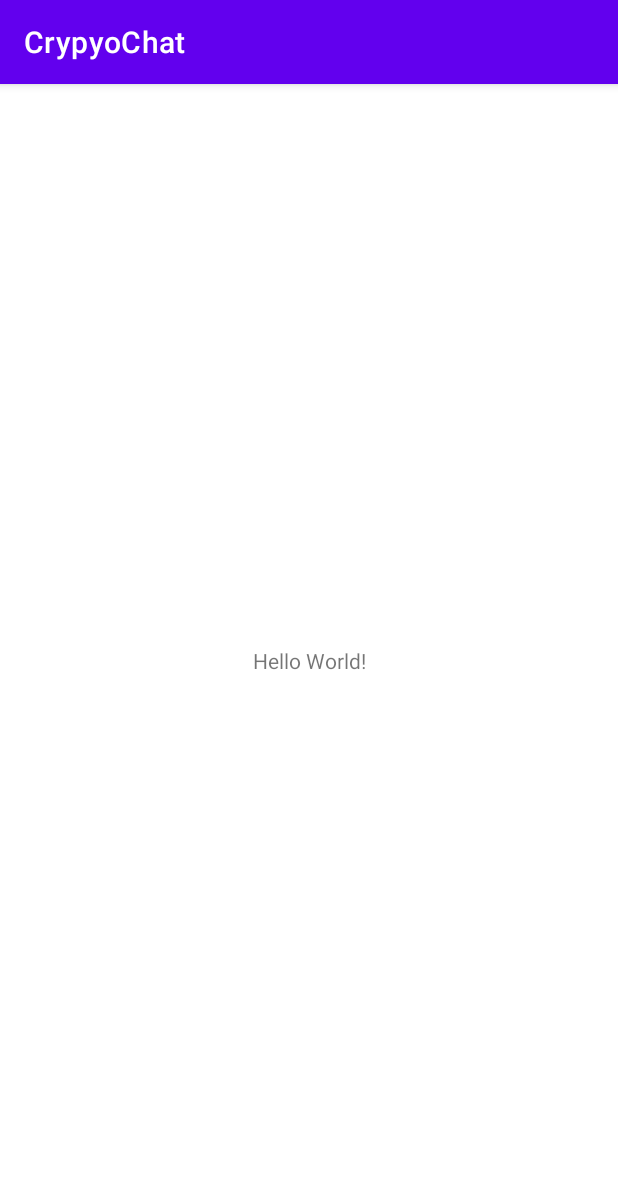
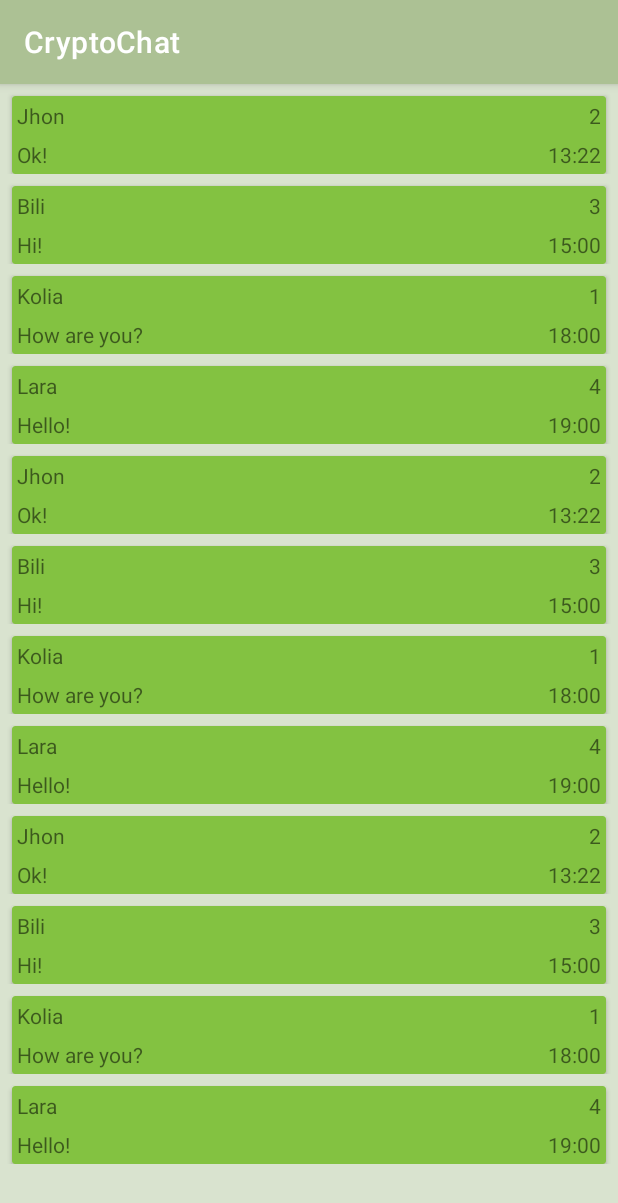
Before and after one commit to YuliaKovall/CryptoChat, an Android app: the screen it shows after launch (MainActivity), on a phone screen of 412 x 824 dp. Shown: the top 1203 px of the screen. Run offline under Robolectric (Android 15) with nearby library versions, the phone set to English and light mode, and no system bars.

Commit message:
IG11-43 v1

```diff
--- a/app/src/main/AndroidManifest.xml
+++ b/app/src/main/AndroidManifest.xml
@@ -10,7 +10,7 @@
         android:label="@string/app_name"
         android:roundIcon="@mipmap/ic_launcher_round"
         android:supportsRtl="true"
-        android:theme="@style/Theme.CrypyoChat"
+        android:theme="@style/Theme.CryptoChat"
         tools:targetApi="31">
         <activity
             android:name=".MainActivity"
--- /dev/null
+++ b/app/src/main/java/com/example/cryptochat/MainActivity.java
@@ -0,0 +1,54 @@
+package com.example.cryptochat;
+
+import androidx.appcompat.app.AppCompatActivity;
+
+import android.os.Bundle;
+import androidx.recyclerview.widget.LinearLayoutManager;
+
+import com.example.cryptochat.databinding.ActivityMainBinding;
+
+import java.util.HashMap;
+import java.util.Map;
+
+public class MainActivity extends AppCompatActivity {
+    private ActivityMainBinding binding;
+    private UserAdapter adapter = new UserAdapter();
+
+    private Map<Integer, User> userMap = new HashMap<>();
+
+    @Override
+    protected void onCreate(Bundle savedInstanceState) {
+        super.onCreate(savedInstanceState);
+        binding = ActivityMainBinding.inflate(getLayoutInflater());
+        setContentView(binding.getRoot());
+        init();
+        printUsers();
+    }
+
+    private void printUsers() {
+        for (Map.Entry<Integer, User> entry : userMap.entrySet()) {
+            adapter.addUser(entry.getValue());
+        }
+    }
+
+    private void init() {
+        binding.recyclerView.setLayoutManager(new LinearLayoutManager(getApplicationContext()));
+        binding.recyclerView.setAdapter(adapter);
+        setUserInfo();
+    }
+
+    private void setUserInfo() {
+        userMap.put(1, new User("Jhon", "Ok!", "13:22", 2));
+        userMap.put(2, new User("Bili", "Hi!", "15:00", 3));
+        userMap.put(3, new User("Kolia", "How are you?", "18:00", 1));
+        userMap.put(4, new User("Lara", "Hello!", "19:00", 4));
+        userMap.put(5, new User("Jhon", "Ok!", "13:22", 2));
+        userMap.put(6, new User("Bili", "Hi!", "15:00", 3));
+        userMap.put(7, new User("Kolia", "How are you?", "18:00", 1));
+        userMap.put(8, new User("Lara", "Hello!", "19:00", 4));
+        userMap.put(9, new User("Jhon", "Ok!", "13:22", 2));
+        userMap.put(10, new User("Bili", "Hi!", "15:00", 3));
+        userMap.put(11, new User("Kolia", "How are you?", "18:00", 1));
+        userMap.put(12, new User("Lara", "Hello!", "19:00", 4));
+    }
+}
--- /dev/null
+++ b/app/src/main/java/com/example/cryptochat/User.java
@@ -0,0 +1,47 @@
+package com.example.cryptochat;
+
+public class User {
+    private String userName;
+    private String message;
+    private String time;
+    private int count;
+
+    public User(String userName, String message, String time, int count) {
+        this.userName = userName;
+        this.message = message;
+        this.time = time;
+        this.count = count;
+    }
+
+    public String getUserName() {
+        return userName;
+    }
+
+    public void setUserName(String userName) {
+        this.userName = userName;
+    }
+
+    public String getMessage() {
+        return message;
+    }
+
+    public void setMessage(String message) {
+        this.message = message;
+    }
+
+    public String getTime() {
+        return time;
+    }
+
+    public void setTime(String time) {
+        this.time = time;
+    }
+
+    public int getCount() {
+        return count;
+    }
+
+    public void setCount(int count) {
+        this.count = count;
+    }
+}
--- /dev/null
+++ b/app/src/main/java/com/example/cryptochat/UserAdapter.java
@@ -0,0 +1,66 @@
+package com.example.cryptochat;
+
+import android.annotation.SuppressLint;
+import android.view.LayoutInflater;
+import android.view.View;
+import android.view.ViewGroup;
+
+import androidx.annotation.NonNull;
+import androidx.recyclerview.widget.RecyclerView;
+
+import com.example.cryptochat.databinding.UserItemBinding;
+
+import java.util.ArrayList;
+import java.util.List;
+
+public class UserAdapter extends RecyclerView.Adapter<UserAdapter.UserHolder> {
+    private List<User> userArrayList = new ArrayList<>();
+
+    public UserAdapter() {
+    }
+
+    public UserAdapter(List<User> userArrayList) {
+
+        this.userArrayList = userArrayList;
+    }
+
+    public class UserHolder extends RecyclerView.ViewHolder {
+        private UserItemBinding binding;
+
+        public UserHolder(View view) {
+            super(view);
+            binding = UserItemBinding.bind(view);
+        }
+
+        public void bind(User user) {
+            binding.name.setText(user.getUserName());
+            binding.message.setText(user.getMessage());
+            binding.count.setText(String.valueOf(user.getCount()));
+            binding.time.setText(String.valueOf(user.getTime()));
+        }
+
+    }
+
+    @NonNull
+    @Override
+    public UserHolder onCreateViewHolder(@NonNull ViewGroup parent, int viewType) {
+        View itemView = LayoutInflater.from(parent.getContext()).inflate(R.layout.user_item, parent, false);
+        return new UserHolder(itemView);
+    }
+
+    @Override
+    public void onBindViewHolder(@NonNull UserHolder holder, int position) {
+        holder.bind(userArrayList.get(position));
+    }
+
+    @Override
+    public int getItemCount() {
+        return userArrayList.size();
+    }
+
+    @SuppressLint("NotifyDataSetChanged")
+    public void addUser(User user) {
+        userArrayList.add(user);
+        notifyDataSetChanged();
+    }
+}
--- a/app/src/main/java/com/example/crypyochat/MainActivity.java
+++ /dev/null
@@ -1,14 +0,0 @@
-package com.example.crypyochat;
-
-import androidx.appcompat.app.AppCompatActivity;
-
-import android.os.Bundle;
-
-public class MainActivity extends AppCompatActivity {
-
-    @Override
-    protected void onCreate(Bundle savedInstanceState) {
-        super.onCreate(savedInstanceState);
-        setContentView(R.layout.activity_main);
-    }
-}
--- a/app/src/main/res/layout/activity_main.xml
+++ b/app/src/main/res/layout/activity_main.xml
@@ -4,15 +4,16 @@
     xmlns:tools="http://schemas.android.com/tools"
     android:layout_width="match_parent"
     android:layout_height="match_parent"
+    android:background="#D9E3CF"
     tools:context=".MainActivity">
 
-    <TextView
-        android:layout_width="wrap_content"
-        android:layout_height="wrap_content"
-        android:text="Hello World!"
+    <androidx.recyclerview.widget.RecyclerView
+        android:id="@+id/recyclerView"
+        android:layout_width="0dp"
+        android:layout_height="0dp"
+        app:layoutManager="androidx.recyclerview.widget.LinearLayoutManager"
         app:layout_constraintBottom_toBottomOf="parent"
         app:layout_constraintEnd_toEndOf="parent"
         app:layout_constraintStart_toStartOf="parent"
         app:layout_constraintTop_toTopOf="parent" />
-
 </androidx.constraintlayout.widget.ConstraintLayout>
--- /dev/null
+++ b/app/src/main/res/layout/user_item.xml
@@ -0,0 +1,60 @@
+<?xml version="1.0" encoding="utf-8"?>
+<androidx.constraintlayout.widget.ConstraintLayout xmlns:android="http://schemas.android.com/apk/res/android"
+    xmlns:app="http://schemas.android.com/apk/res-auto"
+    android:layout_width="match_parent"
+    android:layout_height="wrap_content">
+
+
+    <androidx.cardview.widget.CardView
+        android:layout_width="0dp"
+        android:layout_height="wrap_content"
+        android:layout_marginStart="8dp"
+        android:layout_marginTop="8dp"
+        android:layout_marginEnd="8dp"
+        app:cardBackgroundColor="@color/green_lt"
+        app:layout_constraintEnd_toEndOf="parent"
+        app:layout_constraintStart_toStartOf="parent"
+        app:layout_constraintTop_toTopOf="parent">
+
+        <TableLayout
+            android:layout_width="match_parent"
+            android:layout_height="match_parent"
+            android:stretchColumns="1">
+
+            <TableRow
+                android:layout_width="match_parent"
+                android:layout_height="match_parent">
+
+                <TextView
+                    android:id="@+id/name"
+                    android:layout_width="300dp"
+                    android:padding="3dp"
+                    android:text="@string/user_name" />
+
+                <TextView
+                    android:id="@+id/count"
+                    android:gravity="end"
+                    android:padding="3dp"
+                    android:text="@string/message_count" />
+            </TableRow>
+
+            <TableRow
+                android:layout_width="match_parent"
+                android:layout_height="match_parent">
+
+                <TextView
+                    android:id="@+id/message"
+                    android:padding="3dp"
+                    android:text="@string/message_text" />
+
+                <TextView
+                    android:id="@+id/time"
+                    android:padding="3dp"
+                    android:gravity="end"
+                    android:text="@string/message_time" />
+            </TableRow>
+
+        </TableLayout>
+    </androidx.cardview.widget.CardView>
+
+</androidx.constraintlayout.widget.ConstraintLayout>
--- a/app/src/main/res/values-night/themes.xml
+++ b/app/src/main/res/values-night/themes.xml
@@ -1,6 +1,6 @@
 <resources xmlns:tools="http://schemas.android.com/tools">
     <!-- Base application theme. -->
-    <style name="Theme.CrypyoChat" parent="Theme.MaterialComponents.DayNight.DarkActionBar">
+    <style name="Theme.CryptoChat" parent="Theme.MaterialComponents.DayNight.DarkActionBar">
         <!-- Primary brand color. -->
         <item name="colorPrimary">@color/purple_200</item>
         <item name="colorPrimaryVariant">@color/purple_700</item>
--- a/app/src/main/res/values/colors.xml
+++ b/app/src/main/res/values/colors.xml
@@ -7,4 +7,12 @@
     <color name="teal_700">#FF018786</color>
     <color name="black">#FF000000</color>
     <color name="white">#FFFFFFFF</color>
+    <color name="light_green_lt">#D9E3CF</color>
+    <color name="dark_green_lt">#ACC194</color>
+    <color name="dark_lt">#1F1E1B</color>
+    <color name="gray_lt">#E6E6E6</color>
+    <color name="light_black_lt">#1A1A1A</color>
+    <color name="green_lt">#83C241</color>
+
+
 </resources>
--- a/app/src/main/res/values/strings.xml
+++ b/app/src/main/res/values/strings.xml
@@ -1,3 +1,7 @@
 <resources>
-    <string name="app_name">CrypyoChat</string>
+    <string name="app_name">CryptoChat</string>
+    <string name="user_name">Name</string>
+    <string name="message_text">Message</string>
+    <string name="message_count">Count</string>
+    <string name="message_time">Time</string>
 </resources>
--- a/app/src/main/res/values/themes.xml
+++ b/app/src/main/res/values/themes.xml
@@ -1,8 +1,8 @@
 <resources xmlns:tools="http://schemas.android.com/tools">
     <!-- Base application theme. -->
-    <style name="Theme.CrypyoChat" parent="Theme.MaterialComponents.DayNight.DarkActionBar">
+    <style name="Theme.CryptoChat" parent="Theme.MaterialComponents.DayNight.DarkActionBar">
         <!-- Primary brand color. -->
-        <item name="colorPrimary">@color/purple_500</item>
+        <item name="colorPrimary">@color/dark_green_lt</item>
         <item name="colorPrimaryVariant">@color/purple_700</item>
         <item name="colorOnPrimary">@color/white</item>
         <!-- Secondary brand color. -->
--- a/build.gradle
+++ b/build.gradle
@@ -1,5 +1,5 @@
 // Top-level build file where you can add configuration options common to all sub-projects/modules.
 plugins {
-    id 'com.android.application' version '7.3.1' apply false
-    id 'com.android.library' version '7.3.1' apply false
+    id 'com.android.application' version '7.4.1' apply false
+    id 'com.android.library' version '7.4.1' apply false
 }
--- a/settings.gradle
+++ b/settings.gradle
@@ -12,5 +12,5 @@ dependencyResolutionManagement {
         mavenCentral()
     }
 }
-rootProject.name = "CrypyoChat"
+rootProject.name = "CryptoChat"
 include ':app'
```
Also changed, not shown: app/build.gradle (+5 -2 lines), gradle/wrapper/gradle-wrapper.properties, 4 other files.
